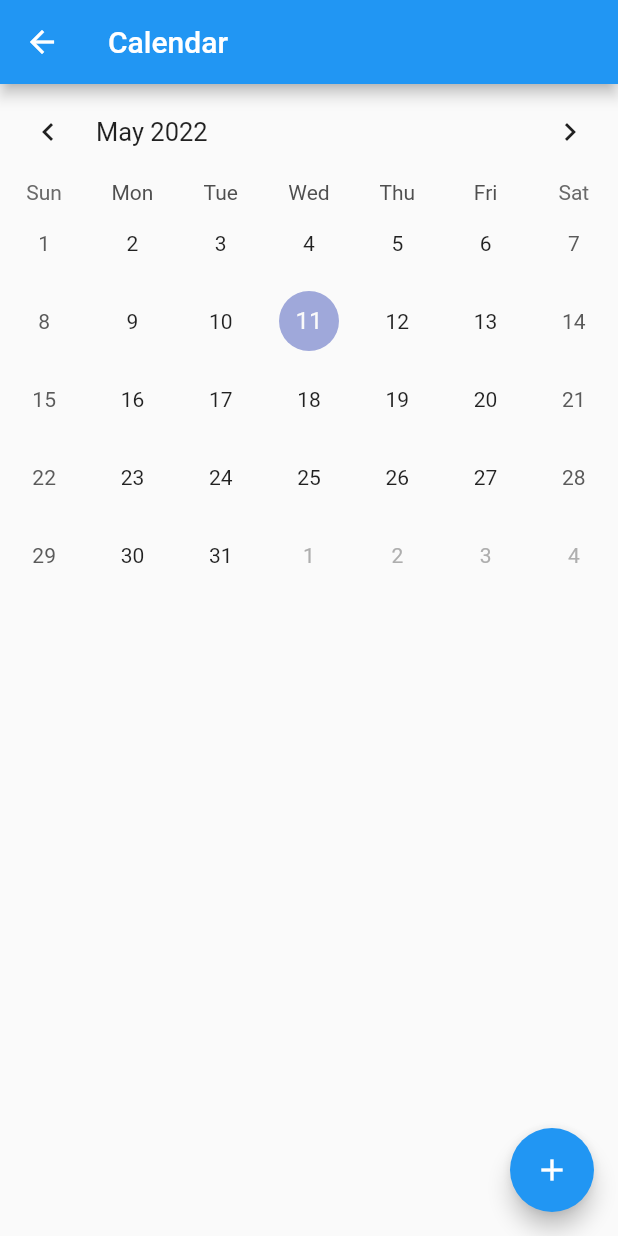
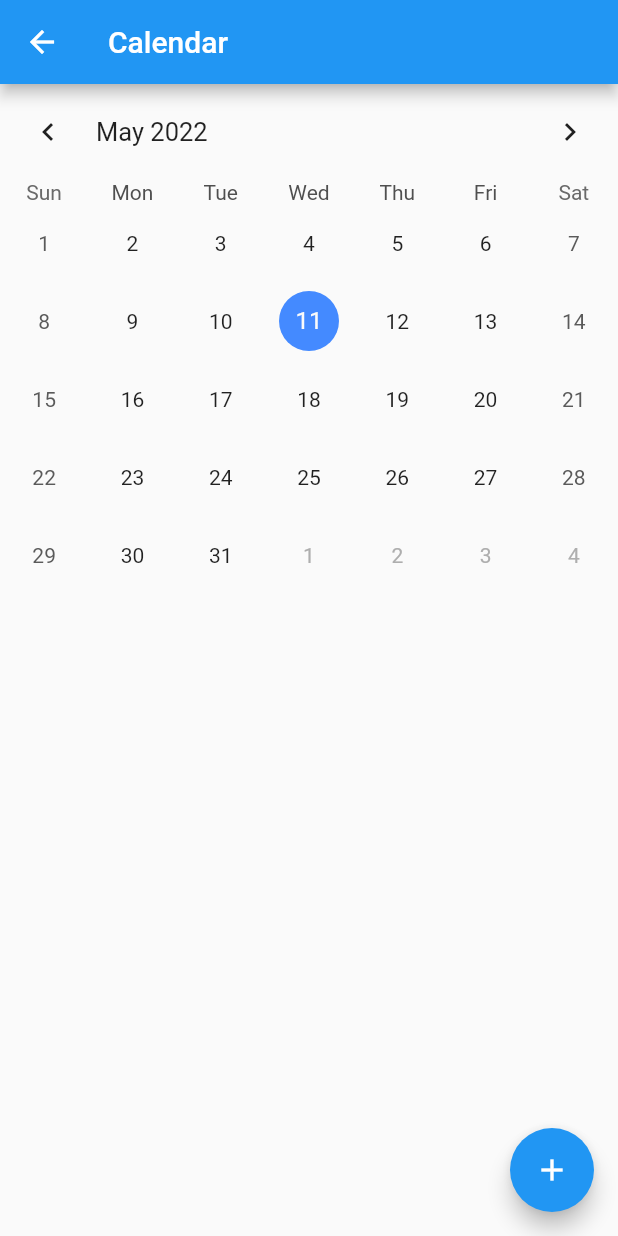
Before and after one commit to Joshlim288/calendar-familiarization-project, a Flutter app: the screen it shows after launch, in the side drawer, after a tap on "Calendar", on a phone screen of 412 x 824 dp. Run offline on Flutter 3.47's test engine with Material 2 defaults, Android fonts, the phone set to English and light mode, and no system bars; drawn by our look-alikes of table_calendar; our stand-ins replace fluttertoast, hive, hive_flutter; accounts and stored records are empty.

Commit message:
Implemented event adding

```diff
--- a/lib/calendar_page.dart
+++ b/lib/calendar_page.dart
@@ -12,24 +12,39 @@ class CalendarPage extends StatefulWidget {
 }
 
 class _CalendarPageState extends State<CalendarPage> {
-  late Box<List<Event>?> events;
+  late final Box<Event> box;
+  late List<Event> eventList;
   final DateFormat dayFormatter = DateFormat('E, dd MMM');
-  DateTime _focusedDay = DateTime.now();
+  late DateTime _focusedDay;
   DateTime? _selectedDay;
+  List<Event>? _selectedEvents;
 
   @override
   void initState() {
     super.initState();
     // get the previously opened user box
-    events = Hive.box('Events');
+    box = Hive.box<Event>('Events');
+    eventList = box.values.toList();
+    _focusedDay = DateTime.now();
+    _selectedDay = DateTime.now();
   }
 
   List<Event> _getEventsForDay(DateTime day) {
-    return events.get(dayFormatter.format(day)) ?? <Event>[];
+    return eventList.where((Event event) => event.startTime.day == day.day && event.startTime.month == day.month && event.startTime.year == day.year).toList();
+  }
+
+  _onDaySelected(DateTime selectedDay, DateTime focusedDay) {
+    setState(() {
+      _selectedDay = selectedDay;
+      _focusedDay = focusedDay;
+      _selectedEvents = _getEventsForDay(selectedDay);
+    });
   }
 
   @override
   Widget build(BuildContext context) {
+    eventList = box.values.toList();
+    _onDaySelected(_selectedDay ?? DateTime.now(), _focusedDay);
     return Scaffold(
       appBar: AppBar(
         title: const Text('Calendar'),
@@ -43,12 +58,7 @@ class _CalendarPageState extends State<CalendarPage> {
             selectedDayPredicate: (DateTime day) {
               return isSameDay(_selectedDay, day);
             },
-            onDaySelected: (DateTime selectedDay, DateTime focusedDay) {
-              setState(() {
-                _selectedDay = selectedDay;
-                _focusedDay = focusedDay; // update `_focusedDay` here as well
-              });
-            },
+            onDaySelected: _onDaySelected,
             onPageChanged: (DateTime focusedDay) {
               _focusedDay = focusedDay;
             },
@@ -57,20 +67,42 @@ class _CalendarPageState extends State<CalendarPage> {
             eventLoader: (DateTime day) {
               return _getEventsForDay(day);
             },
+            calendarStyle: const CalendarStyle(
+              selectedDecoration: BoxDecoration(
+                color: Colors.blueAccent,
+                shape: BoxShape.circle,
+              ),
+              markerDecoration: BoxDecoration(color: Colors.deepOrangeAccent),
+            ),
+          ),
+          Container(
+            height: 300,
+            child: ListView.separated(
+              itemCount: _selectedEvents?.length ?? 0,
+              itemBuilder: (BuildContext context, int index) {
+                return ListTile(
+                  title: Text(_selectedEvents![index].name),
+                );
+              },
+              separatorBuilder: (BuildContext context, int index) {
+                return const Divider();
+              },
+            ),
           ),
         ],
       ),
       floatingActionButton: FloatingActionButton(
         tooltip: 'Add Event',
         onPressed: () {
-          Navigator.push(
-            context,
-            MaterialPageRoute(
-              builder: (BuildContext context) => EventPage(
-                selectedDay: _selectedDay,
-              ),
-            ),
-          );
+          Navigator.of(context)
+              .push(
+                MaterialPageRoute(
+                  builder: (BuildContext context) => EventPage(
+                    selectedDay: _selectedDay,
+                  ),
+                ),
+              )
+              .then((value) => setState(() {}));
         },
         child: const Icon(Icons.add),
       ),
--- a/lib/event_model.dart
+++ b/lib/event_model.dart
@@ -3,7 +3,7 @@ import 'package:hive/hive.dart';
 part 'event_model.g.dart';
 
 @HiveType(typeId: 0)
-class Event {
+class Event extends HiveObject {
   Event({required this.name, required this.fullDay, required this.startTime, required this.endTime, required this.comment});
 
   @HiveField(0)
--- a/lib/main.dart
+++ b/lib/main.dart
@@ -12,7 +12,7 @@ void main() async {
   final Directory applicationDocumentDir = await path_provider.getApplicationDocumentsDirectory();
   Hive.init(applicationDocumentDir.path);
   Hive.registerAdapter(EventAdapter());
-  await Hive.openBox<List<Event>?>('Events'); // open/create events box
+  await Hive.openBox<Event>('Events'); // open/create events box
   runApp(const MyApp());
 }
 
--- a/pubspec.yaml
+++ b/pubspec.yaml
@@ -34,7 +34,7 @@ dependencies:
   # Use with the CupertinoIcons class for iOS style icons.
   cupertino_icons: ^1.0.2
   path_provider: ^2.0.2
-  hive: ^2.0.5
+  hive: ^2.1.0
   hive_flutter: ^1.1.0
   intl: ^0.17.0
   fluttertoast: ^8.0.9
```
Also changed, not shown: lib/add_event_page.dart (+25 -12 lines).
